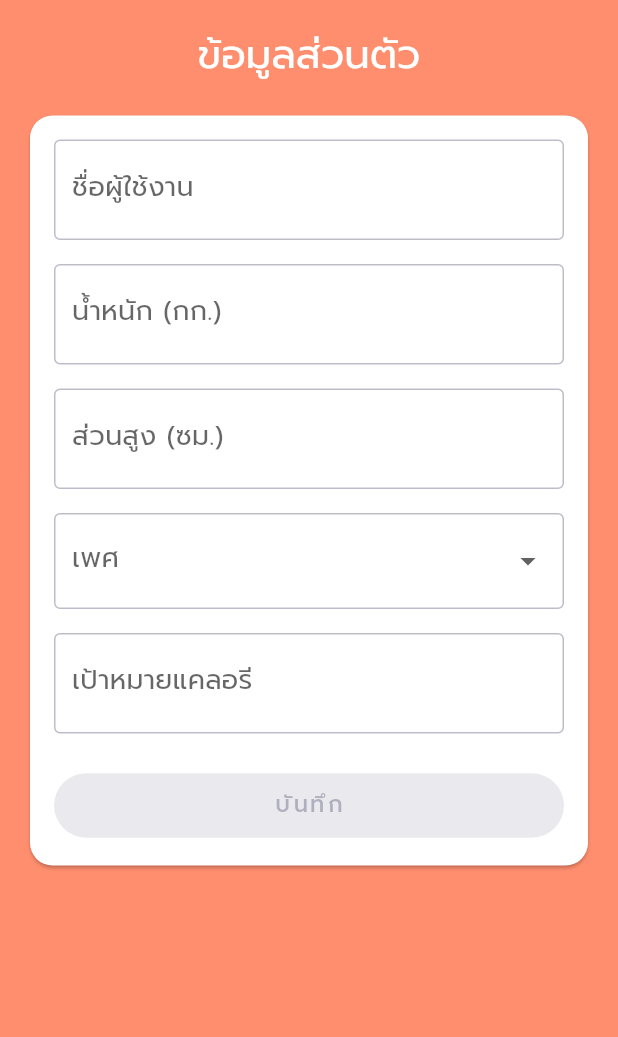
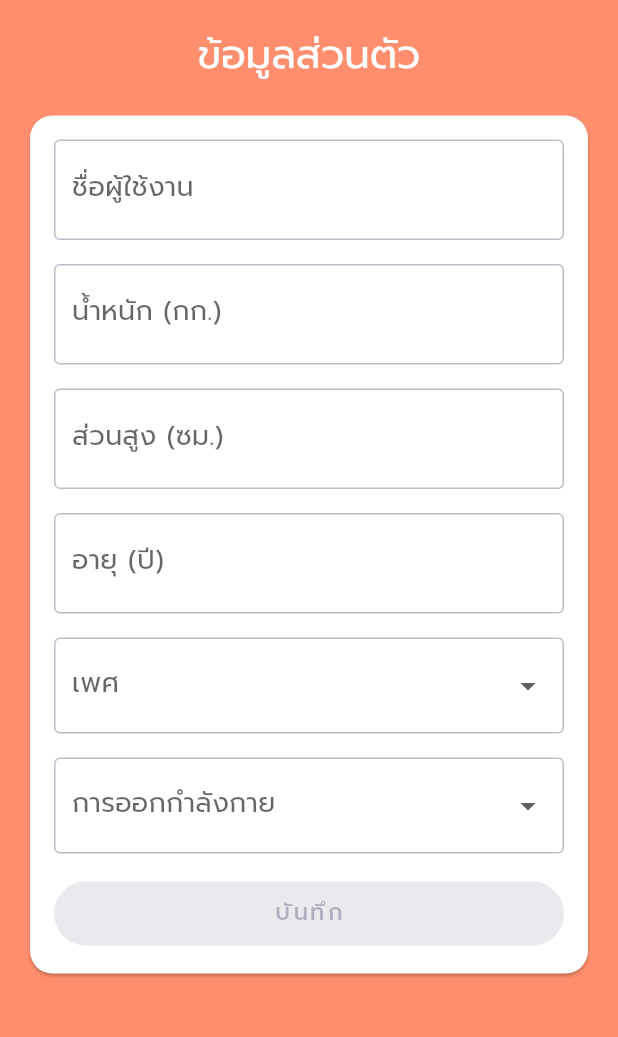
Before and after one commit to kumaru09/foodandbody, a Flutter app: the InitialInfo screen opened directly, on a phone screen of 412 x 824 dp, the part 168-1205 px from its top. Run offline on Flutter 3.47's test engine with Material 2 defaults, Android fonts, the phone set to English and light mode, and no system bars; our stand-ins replace bloc, bloc_concurrency, camera, cloud_firestore, dio, equatable and 12 more; missing offline and left inert: flow_builder, flutter_facebook_auth, google_place, pedantic; accounts and stored records are empty.

Commit message:
Add AgeInput and ExerciseInput

```diff
--- /dev/null
+++ b/lib/models/age.dart
@@ -0,0 +1,22 @@
+import 'package:formz/formz.dart';
+
+enum AgeValidationError {
+  /// Generic invalid error.
+  invalid
+}
+
+class Age extends FormzInput<String, AgeValidationError> {
+  const Age.pure() : super.pure('');
+  const Age.dirty([String value = '']) : super.dirty(value);
+
+  static final RegExp _ageRegExp = RegExp(
+    r'^[1-9]\d{0,1}$',
+  );
+
+  @override
+  AgeValidationError? validator(String? value) {
+    return _ageRegExp.hasMatch(value ?? '')
+        ? null
+        : AgeValidationError.invalid;
+  }
+}
--- /dev/null
+++ b/lib/models/exercise.dart
@@ -0,0 +1,16 @@
+import 'package:formz/formz.dart';
+
+enum ExerciseValidationError {
+  /// Generic invalid error.
+  invalid
+}
+
+class Exercise extends FormzInput<String, ExerciseValidationError> {
+  const Exercise.pure() : super.pure('');
+  const Exercise.dirty([String value = '']) : super.dirty(value);
+
+  @override
+  ExerciseValidationError? validator(String? value) {
+    return value!.isNotEmpty == true ? null : ExerciseValidationError.invalid;
+  }
+}
--- a/lib/screens/initial_info/cubit/initial_info_state.dart
+++ b/lib/screens/initial_info/cubit/initial_info_state.dart
@@ -5,35 +5,39 @@ class InitialInfoState extends Equatable {
     this.username = const Username.pure(),
     this.weight = const Weight.pure(),
     this.height = const Height.pure(),
+    this.age = const Age.pure(),
     this.gender = const Gender.pure(),
-    this.calory = const Calory.pure(),
+    this.exercise = const Exercise.pure(),
     this.status = FormzStatus.pure
   });
 
   final Username username;
   final Weight weight;
   final Height height;
+  final Age age;
   final Gender gender;
-  final Calory calory;
+  final Exercise exercise;
   final FormzStatus status;
 
   @override
-  List<Object> get props => [username, weight, height, gender, calory, status];
+  List<Object> get props => [username, weight, height, age, gender, exercise, status];
 
   InitialInfoState copyWith({
     Username? username,
     Weight? weight,
     Height? height,
+    Age? age,
     Gender? gender,
-    Calory? calory,
+    Exercise? exercise,
     FormzStatus? status
   }) {
     return InitialInfoState(
       username: username ?? this.username,
       weight: weight ?? this.weight,
       height: height ?? this.height,
+      age: age ?? this.age,
       gender: gender ?? this.gender,
-      calory: calory ?? this.calory,
+      exercise: exercise ?? this.exercise,
       status: status ?? this.status
     );
   }
--- a/lib/screens/initial_info/initial_info_form.dart
+++ b/lib/screens/initial_info/initial_info_form.dart
@@ -1,5 +1,4 @@
 import 'package:flutter/material.dart';
-import 'package:flutter/services.dart';
 import 'package:flutter_bloc/flutter_bloc.dart';
 import 'package:foodandbody/app/bloc/app_bloc.dart';
 import 'package:foodandbody/screens/initial_info/cubit/initial_info_cubit.dart';
@@ -52,10 +51,12 @@ class InitialInfoForm extends StatelessWidget {
                           SizedBox(height: 16.0),
                           _HeightInput(),
                           SizedBox(height: 16.0),
-                          GenderInput(),
+                          _AgeInput(),
                           SizedBox(height: 16.0),
-                          _GoalInput(),
-                          SizedBox(height: 24.0),
+                          _GenderInput(),
+                          SizedBox(height: 16.0),
+                          _ExerciseInput(),
+                          SizedBox(height: 16.0),
                           _InitialInfoButton(),
                         ],
                       ),
@@ -140,19 +141,43 @@ class _HeightInput extends StatelessWidget {
   }
 }
 
-class GenderInput extends StatefulWidget {
-  const GenderInput({Key? key}) : super(key: key);
+class _AgeInput extends StatelessWidget {
+  @override
+  Widget build(BuildContext context) {
+    return BlocBuilder<InitialInfoCubit, InitialInfoState>(
+        buildWhen: (previous, current) => previous.age != current.age,
+        builder: (context, state) {
+          return TextFormField(
+            key: const Key('initialInfoForm_ageInput_textField'),
+            onChanged: (age) =>
+                context.read<InitialInfoCubit>().ageChanged(age),
+            keyboardType: TextInputType.number,
+            textInputAction: TextInputAction.next,
+            decoration: InputDecoration(
+              labelText: 'อายุ (ปี)',
+              hintText: 'ตัวอย่าง 18, 25, 37',
+              border: OutlineInputBorder(borderSide: BorderSide()),
+              errorText:
+                  state.age.invalid ? 'กรุณาระบุอายุให้ถูกต้อง' : null,
+            ),
+          );
+        });
+  }
+}
+
+class _GenderInput extends StatefulWidget {
+  const _GenderInput({Key? key}) : super(key: key);
 
   @override
-  _GenderInputState createState() => _GenderInputState();
+  __GenderInputState createState() => __GenderInputState();
 }
 
-class _GenderInputState extends State<GenderInput> {
+class __GenderInputState extends State<_GenderInput> {
   String? _gender;
   @override
   Widget build(BuildContext context) {
     return BlocBuilder<InitialInfoCubit, InitialInfoState>(
-        buildWhen: (previous, current) => previous.height != current.height,
+        // buildWhen: (previous, current) => previous.height != current.height,
         builder: (context, state) {
           return DropdownButtonFormField<String>(
             key: const Key('initialInfoForm_genderInput_textField'),
@@ -160,7 +185,7 @@ class _GenderInputState extends State<GenderInput> {
             decoration: InputDecoration(
               labelText: 'เพศ',
               border: OutlineInputBorder(borderSide: BorderSide()),
-              errorText: state.gender.invalid ? 'กรุณาระบุเพศ' : null,
+              errorText: state.gender.invalid ? 'กรุณาระบุเพศของคุณ' : null,
             ),
             items: [
               DropdownMenuItem<String>(
@@ -183,26 +208,57 @@ class _GenderInputState extends State<GenderInput> {
   }
 }
 
-class _GoalInput extends StatelessWidget {
+class _ExerciseInput extends StatefulWidget {
+  const _ExerciseInput({Key? key}) : super(key: key);
+
+  @override
+  __ExerciseInputState createState() => __ExerciseInputState();
+}
+
+class __ExerciseInputState extends State<_ExerciseInput> {
+  String? _exercise;
   @override
   Widget build(BuildContext context) {
     return BlocBuilder<InitialInfoCubit, InitialInfoState>(
-        buildWhen: (previous, current) => previous.calory != current.calory,
+        // buildWhen: (previous, current) => previous.height != current.height,
         builder: (context, state) {
-          return TextFormField(
-            key: const Key('initialInfoForm_caloryInput_textField'),
-            onChanged: (calory) =>
-                context.read<InitialInfoCubit>().caloryChanged(calory),
-            keyboardType: TextInputType.number,
-            textInputAction: TextInputAction.next,
+          return DropdownButtonFormField<String>(
+            key: const Key('initialInfoForm_exerciseInput_textField'),
+            value: _exercise,
+            isExpanded: true,
             decoration: InputDecoration(
-              labelText: 'เป้าหมายแคลอรี',
-              hintText: 'ตัวอย่าง 1600',
+              labelText: 'การออกกำลังกาย',
               border: OutlineInputBorder(borderSide: BorderSide()),
-              errorText: state.calory.invalid
-                  ? 'กรุณาระบุเป้าหมายแคลอรีให้ถูกต้อง'
-                  : null,
+              errorText: state.exercise.invalid ? 'กรุณาระบุการออกกำลังกายของคุณ' : null,
             ),
+            items: [
+              DropdownMenuItem<String>(
+                child: Text('ไม่ได้ออกกำลังกาย'),
+                value: '0',
+              ),
+              DropdownMenuItem<String>(
+                child: Text('ออกกำลังกายเบา 1-3 วันต่อสัปดาห์'),
+                value: '1',
+              ),
+              DropdownMenuItem<String>(
+                child: Text('ออกกำลังกายกลาง 3-5 วันต่อสัปดาห์'),
+                value: '2',
+              ),
+              DropdownMenuItem<String>(
+                child: Text('ออกกำลังกายหนัก 6-7 วันต่อสัปดาห์'),
+                value: '3',
+              ),
+              DropdownMenuItem<String>(
+                child: Text('ออกกำลังกายหนักวันละ 2 ครั้ง'),
+                value: '4',
+              ),
+            ],
+            onChanged: (String? exercise) {
+              setState(() {
+                _exercise = exercise;
+              });
+              context.read<InitialInfoCubit>().exerciseChanged(exercise!);
+            },
           );
         });
   }
```
Also changed, not shown: lib/screens/initial_info/cubit/initial_info_cubit.dart (+21 -10 lines).
